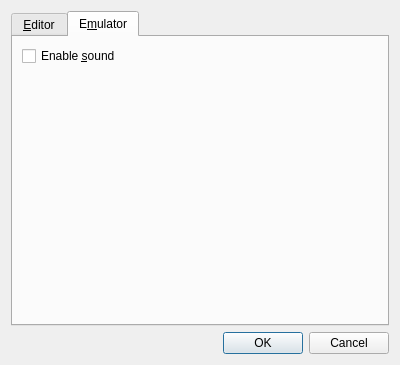
The window that editor/SettingsDialog.ui (zapolnov/zxide) describes before a commit, drawn with Qt 5.
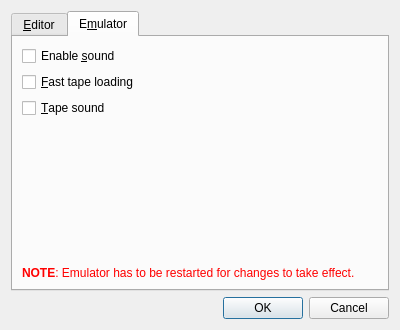
The same window after the commit. The open tabs and pages were chosen to show the change.

Commit message: Options for fast and slow tape loading and for tape loading sound.

Diff of the .ui file:
```diff
--- a/editor/SettingsDialog.ui
+++ b/editor/SettingsDialog.ui
@@ -7,7 +7,7 @@
     <x>0</x>
     <y>0</y>
     <width>400</width>
-    <height>365</height>
+    <height>329</height>
    </rect>
   </property>
   <property name="windowTitle">
@@ -189,6 +189,20 @@
          </property>
         </widget>
        </item>
+       <item>
+        <widget class="QCheckBox" name="fastLoadCheck">
+         <property name="text">
+          <string>&amp;Fast tape loading</string>
+         </property>
+        </widget>
+       </item>
+       <item>
+        <widget class="QCheckBox" name="tapeSoundCheck">
+         <property name="text">
+          <string>&amp;Tape sound</string>
+         </property>
+        </widget>
+       </item>
        <item>
         <spacer name="emulatorTabSpacer">
          <property name="orientation">
@@ -202,6 +216,22 @@
          </property>
         </spacer>
        </item>
+       <item>
+        <widget class="QLabel" name="emulatorRestartNotice">
+         <property name="styleSheet">
+          <string notr="true">color: red</string>
+         </property>
+         <property name="text">
+          <string>&lt;b&gt;NOTE&lt;/b&gt;: Emulator has to be restarted for changes  to take effect.</string>
+         </property>
+         <property name="textFormat">
+          <enum>Qt::RichText</enum>
+         </property>
+         <property name="wordWrap">
+          <bool>true</bool>
+         </property>
+        </widget>
+       </item>
       </layout>
      </widget>
     </widget>
```
Left out of the diff: 2 changed lines with no effect on the pictures. The commit also changes 7 other files.
